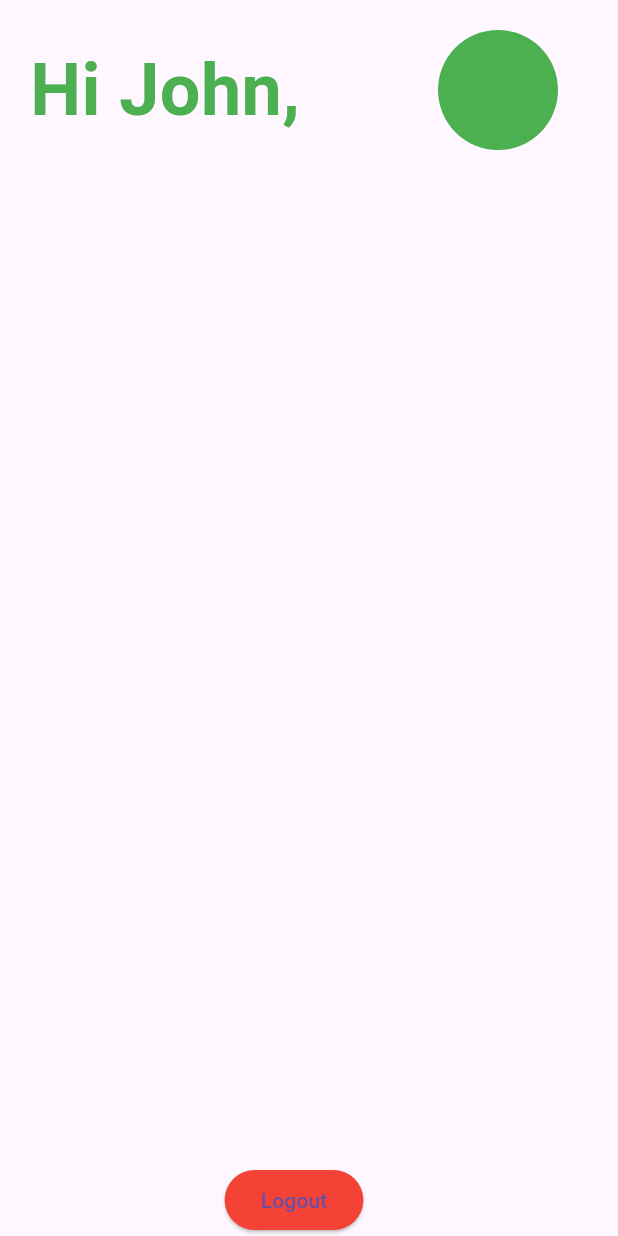
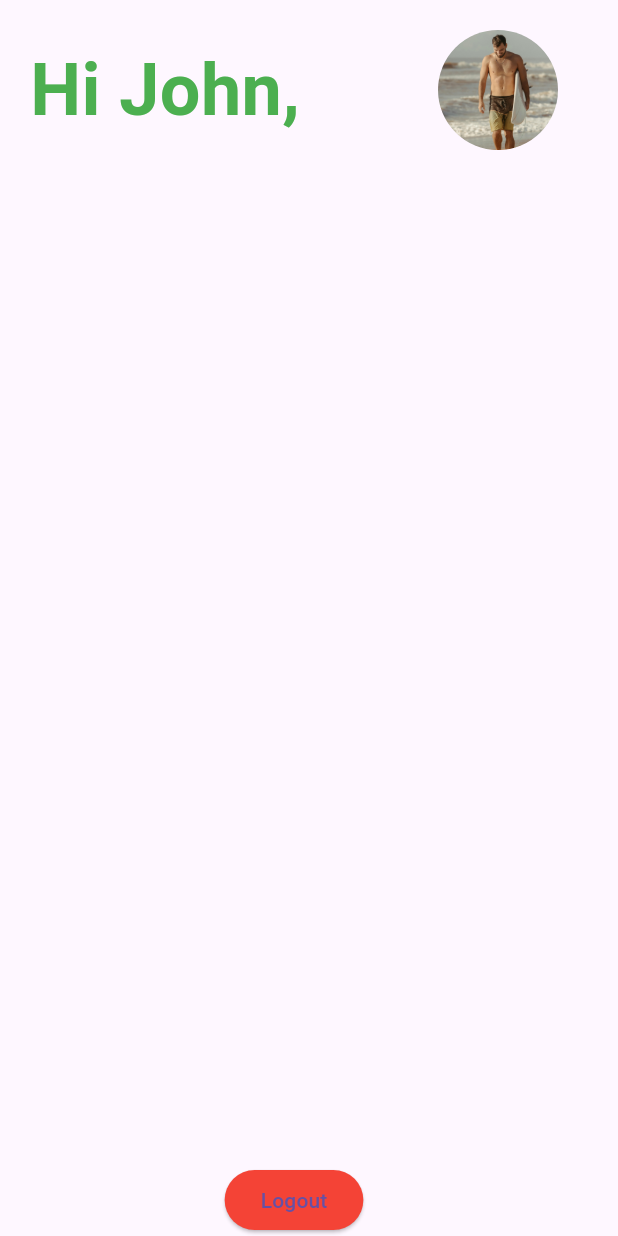
Before and after one commit to AVenti-stack/enbl_alpha, a Flutter app: the ProfilePage screen opened directly, on a phone screen of 412 x 824 dp. Run offline on Flutter 3.47's test engine with Material 3 defaults, Android fonts, the phone set to English and light mode, and no system bars.

Commit message:
-Replaced Placeholder with Gym Bro Profile

```diff
--- a/lib/profilepage/profile_page.dart
+++ b/lib/profilepage/profile_page.dart
@@ -38,13 +38,13 @@ class _ProfilePageState extends State<ProfilePage> {
                       color: Colors.green,
                     ),
                   ),
-                  // Placeholder for Profile Picture
-                  Container(
-                    width: 80,
-                    height: 80,
-                    decoration: const BoxDecoration(
-                      shape: BoxShape.circle,
-                      color: Colors.green,
+                  // Replace green circle with image
+                  ClipOval( // Clip the image to a circular shape
+                    child: Image.asset(
+                      'assets/image/GymBroProfile.jpg', // Use the correct path
+                      width: 80,
+                      height: 80,
+                      fit: BoxFit.cover, // Ensures the image covers the circle
                     ),
                   ),
                 ],
```
